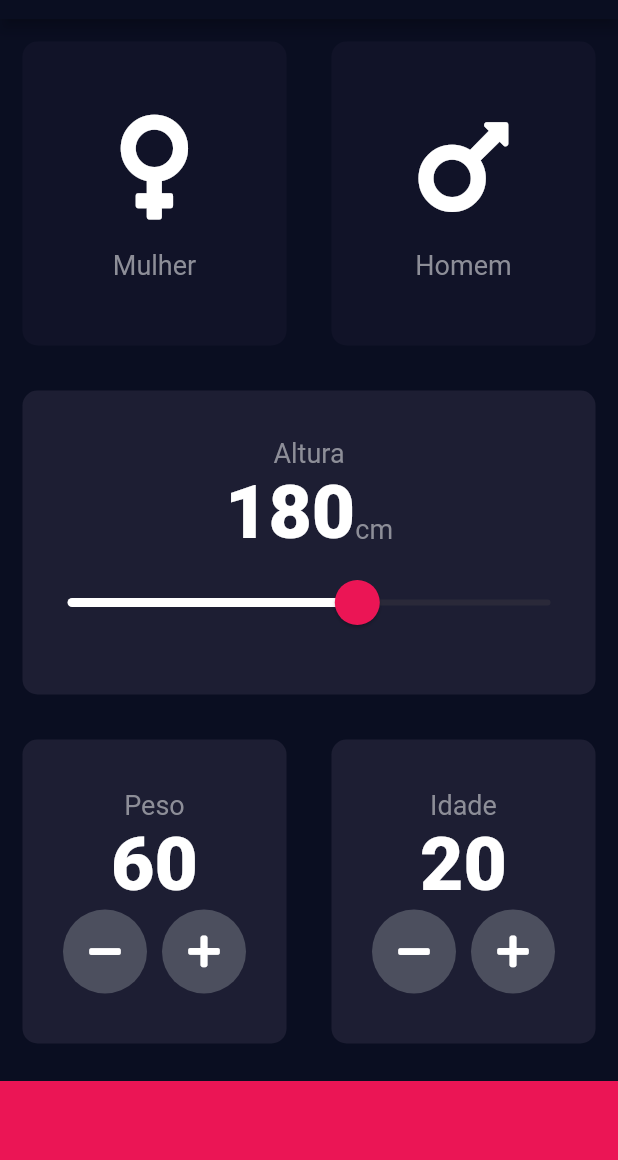
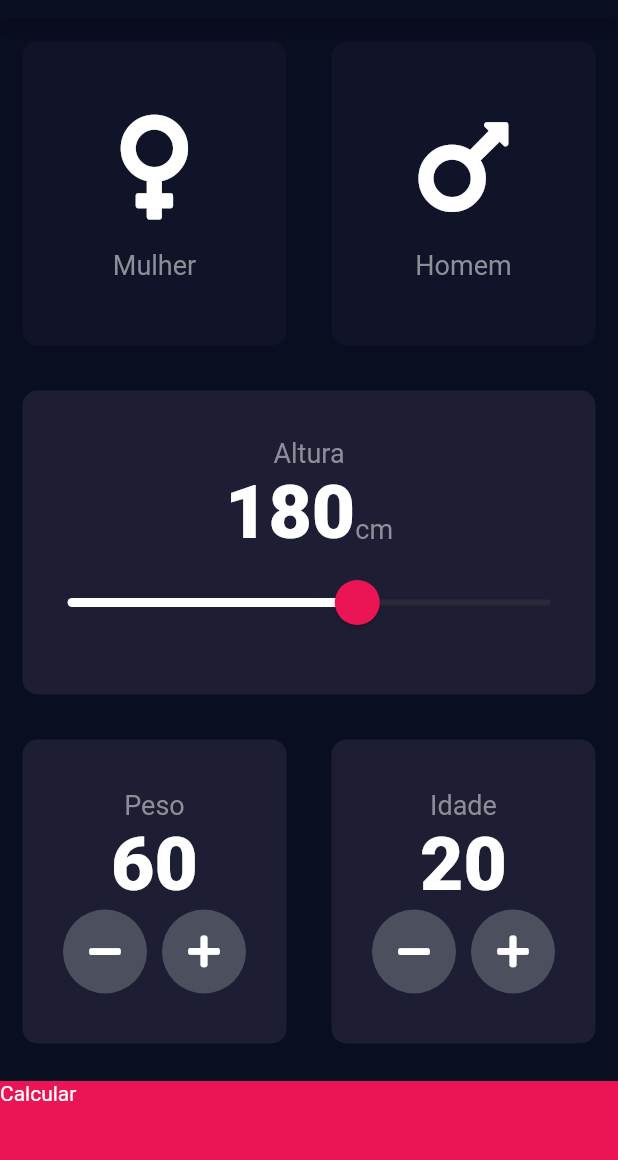
Before and after one commit to AndressaTancredi/BMI-Calculator, a Flutter app: the screen it shows after launch, on a phone screen of 412 x 824 dp, the part 65-1225 px from its top. Run offline on Flutter 3.47's test engine with Material 2 defaults, Android fonts, the phone set to English and light mode, and no system bars; our stand-ins replace font_awesome_flutter.

```diff
--- a/lib/input_page.dart
+++ b/lib/input_page.dart
@@ -1,4 +1,5 @@
 import 'package:bmi_calculator/contants.dart';
+import 'package:bmi_calculator/results_page.dart';
 import 'package:flutter/material.dart';
 import 'package:font_awesome_flutter/font_awesome_flutter.dart';
 import 'icon_content.dart';
@@ -194,11 +195,17 @@ class _InputPageState extends State<InputPage> {
               ),
             ],
           )),
-          Container(
-            color: KBottomContainerColor,
-            margin: EdgeInsets.only(top: 10),
-            width: double.infinity,
-            height: KBottomContainerHeight,
+          GestureDetector(
+            onTap: () {
+              Navigator.push(context, MaterialPageRoute(builder: (context) => ResultsPage()));
+            },
+            child: Container(
+              child: Text('Calcular'),
+              color: KBottomContainerColor,
+              margin: EdgeInsets.only(top: 10),
+              width: double.infinity,
+              height: KBottomContainerHeight,
+            ),
           ),
         ],
       ),
```
Also changed, not shown: lib/results_page.dart (added, +13 -0 lines).
